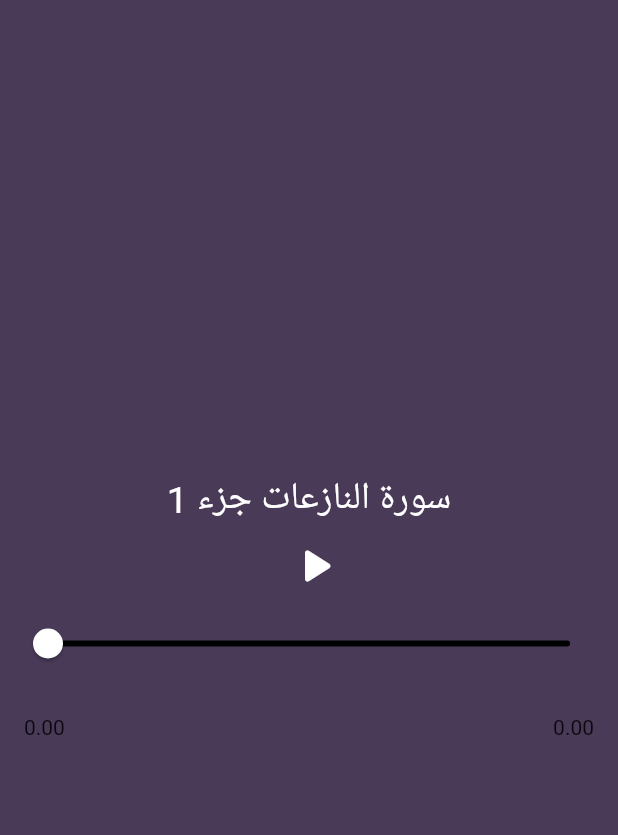
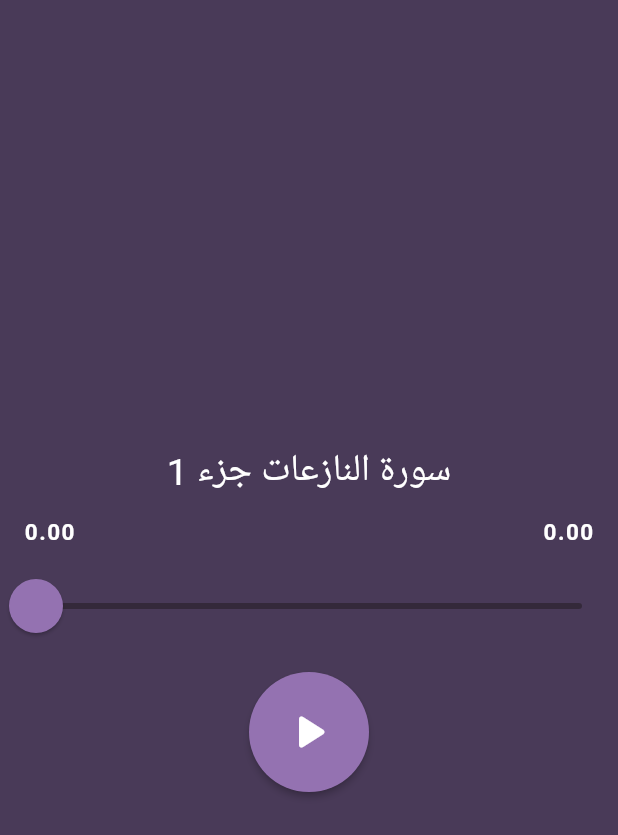
Before and after one commit to aliaaosama23/flutter_audio, a Flutter app: the screen it shows after launch, after a tap on an icon or button, on a phone screen of 412 x 824 dp. Shown: the top 835 px of the screen. Run offline on Flutter 3.47's test engine with Material 2 defaults, Android fonts, the phone set to English and light mode, and no system bars; our stand-ins replace audioplayers.

Commit message:
improve designs

```diff
--- a/lib/app_widgets/musical_card.dart
+++ b/lib/app_widgets/musical_card.dart
@@ -1,3 +1,5 @@
+import 'dart:ui';
+
 import 'package:audioplayers/audioplayers.dart';
 import 'package:flutter/material.dart';
 
@@ -56,7 +58,7 @@ class _MusicalCardState extends State<MusicalCard> {
   }
 
   playSound() async {
-    if (_position == Duration(seconds: 0)) {
+    if (_position == const Duration(seconds: 0)) {
       await audioCache.play('note${widget.cardNumber}.mp3');
     } else {
       await audioPlayer.resume();
@@ -86,47 +88,91 @@ class _MusicalCardState extends State<MusicalCard> {
               color: Colors.white,
             ),
           ),
-          IconButton(
-            onPressed: () {
-              setState(() {
-                playerState == PlayerState.PLAYING ? pauseSound() : playSound();
-              });
-            },
-            icon: Icon(
-              playerState == PlayerState.PLAYING
-                  ? Icons.pause_rounded
-                  : Icons.play_arrow_rounded,
-              size: 40,
-              color: const Color(0xFFFFFFFF),
+          Padding(
+            padding: const EdgeInsets.all(16.0),
+            child: Row(
+              mainAxisAlignment: MainAxisAlignment.spaceBetween,
+              children: [
+                Text(
+                  _position.inSeconds.toStringAsFixed(2),
+                  style: const TextStyle(
+                    color: Color(0xFFFFFFFF),
+                    fontSize: 15,
+                    fontWeight: FontWeight.bold,
+                    letterSpacing: 1.0,
+                  ),
+                ),
+                Text(
+                  _duration.inSeconds.toStringAsFixed(2),
+                  style: const TextStyle(
+                    color: Color(0xFFFFFFFF),
+                    fontSize: 15,
+                    fontWeight: FontWeight.bold,
+                    letterSpacing: 1.0,
+                  ),
+                )
+              ],
             ),
           ),
-          Padding(
-            padding: const EdgeInsets.all(8.0),
+          SliderTheme(
+            data: const SliderThemeData(
+              thumbColor: Color(0xFFBF96E3),
+              thumbShape: RoundSliderThumbShape(enabledThumbRadius: 18),
+            ),
             child: Slider(
-              activeColor: Colors.white,
-              inactiveColor: Colors.black,
+              activeColor: const Color(0xFF9472B1),
+              inactiveColor: const Color(0xFF34293A),
+              //  thumbColor: const Color(0xFFBF96E3),
               value: _position.inSeconds.toDouble(),
               min: 0.0,
               max: _duration.inSeconds.toDouble(),
               onChanged: (double value) {
                 setState(() {
                   value = value;
-                  print('new potion on change is $value');
                   changeToSeconds(value.toInt());
                 });
               },
             ),
           ),
-          Padding(
-            padding: const EdgeInsets.all(16.0),
-            child: Row(
-              mainAxisAlignment: MainAxisAlignment.spaceBetween,
-              children: [
-                Text(_position.inSeconds.toStringAsFixed(2)),
-                Text(_duration.inSeconds.toStringAsFixed(2))
-              ],
+          // IconButton(
+          //   iconSize: 60,
+          //   onPressed: () {
+          //     setState(() {
+          //       playerState == PlayerState.PLAYING ? pauseSound() : playSound();
+          //     });
+          //   },
+          //   icon: Icon(
+          //     playerState == PlayerState.PLAYING
+          //         ? Icons.pause_rounded
+          //         : Icons.play_arrow_rounded,
+          //     color: const Color(0xFFFFFFFF),
+          //   ),
+          // ),
+          const SizedBox(
+            height: 20,
+          ),
+          RawMaterialButton(
+            onPressed: () {
+              setState(() {
+                playerState == PlayerState.PLAYING ? pauseSound() : playSound();
+              });
+            },
+            elevation: 2.0,
+            fillColor: const Color(0xFF9472B1),
+            constraints: const BoxConstraints(
+              maxHeight: 100,
+              maxWidth: 100,
             ),
-          ),
+            child: Icon(
+              playerState == PlayerState.PLAYING
+                  ? Icons.pause_rounded
+                  : Icons.play_arrow_rounded,
+              color: const Color(0xFFFFFFFF),
+              size: 40,
+            ),
+            padding: const EdgeInsets.all(20.0),
+            shape: const CircleBorder(),
+          )
         ],
       ),
     );
--- a/lib/main.dart
+++ b/lib/main.dart
@@ -62,7 +62,7 @@ class QuranCard extends StatelessWidget {
       child: Container(
         height: 90,
         decoration: BoxDecoration(
-          color: Color(0xFFFFD39A),
+          color: const Color(0xFFFFD39A),
           borderRadius: BorderRadius.circular(8),
         ),
         margin: const EdgeInsets.all(8),
```
